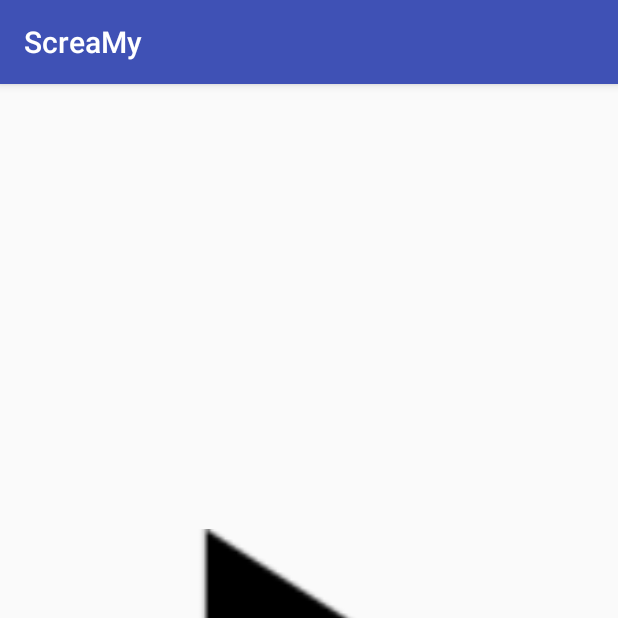
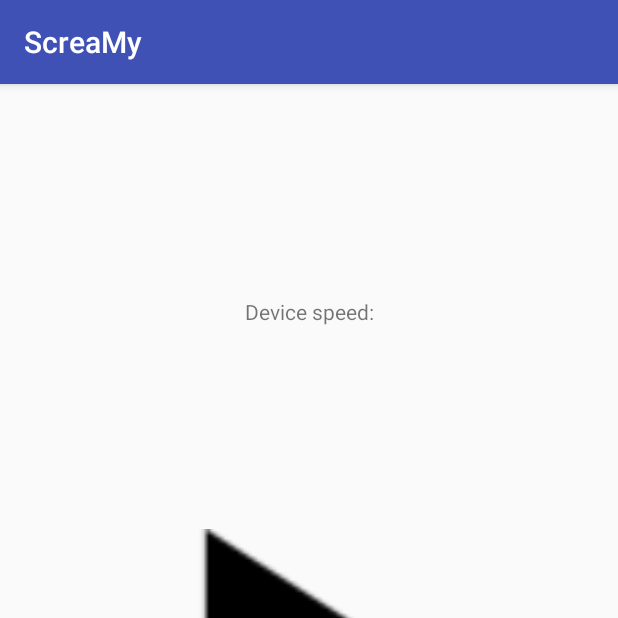
Before and after one commit to gergesh/screamy, an Android app: the screen it shows after launch (MainActivity), on a phone screen of 412 x 824 dp, the top half of it. Run offline under Robolectric (Android 15) with nearby library versions, the phone set to English and light mode, and no system bars.

Commit message:
Add speedometer

```diff
--- a/app/src/main/java/com/screamy/MainActivity.java
+++ b/app/src/main/java/com/screamy/MainActivity.java
@@ -3,36 +3,42 @@ package com.screamy;
 import android.app.ActivityManager;
 import android.content.Context;
 import android.content.Intent;
-import android.content.SharedPreferences;
 import android.hardware.Sensor;
 import android.hardware.SensorEvent;
 import android.hardware.SensorEventListener;
 import android.hardware.SensorManager;
 import android.media.MediaPlayer;
-import android.preference.PreferenceManager;
+import android.os.Bundle;
 import android.support.v7.app.AppCompatActivity;
-import android.os.Bundle;
-import android.hardware.Sensor;
-import android.hardware.SensorEvent;
-import android.util.Log;
 import android.view.View;
 import android.widget.ImageButton;
-import android.widget.Toast;
+import android.widget.TextView;
 
-public class MainActivity extends AppCompatActivity implements View.OnClickListener {
-    ImageButton toggleButton;
+public class MainActivity extends AppCompatActivity implements View.OnClickListener, SensorEventListener {
+    private ImageButton toggleButton;
+    private SensorManager senSensorManager;
+    private Sensor senAccelerometer;
+    private long lastUpdate = 0;
+    private float last_x, last_y, last_z;
+    TextView speedTextView;
+
 
     @Override
     protected void onCreate(Bundle savedInstanceState) {
         super.onCreate(savedInstanceState);
         setContentView(R.layout.activity_main);
+        speedTextView = (TextView) findViewById(R.id.speed_text_view);
         toggleButton = (ImageButton) findViewById(R.id.toggle_image_button);
-        toggleButton.setOnClickListener(this);
+        if (toggleButton != null) {
+            toggleButton.setOnClickListener(this);
+        }
         if (isScreamyServiceRunning()) {
             toggleButton.setImageResource(R.drawable.stop_button);
         } else {
             toggleButton.setImageResource(R.drawable.play_arrow);
         }
+        senSensorManager = (SensorManager) getSystemService(Context.SENSOR_SERVICE);
+        senAccelerometer = senSensorManager.getDefaultSensor(Sensor.TYPE_ACCELEROMETER);
     }
 
     @Override
@@ -51,6 +57,18 @@ public class MainActivity extends AppCompatActivity implements View.OnClickListe
         }
     }
 
+    @Override
+    protected void onResume() {
+        super.onResume();
+        senSensorManager.registerListener(this, senAccelerometer, SensorManager.SENSOR_DELAY_NORMAL);
+    }
+
+    @Override
+    protected void onPause() {
+        senSensorManager.unregisterListener(this);
+        super.onPause();
+    }
+
     private boolean isScreamyServiceRunning() {
         ActivityManager manager = (ActivityManager) getSystemService(ACTIVITY_SERVICE);
         for (ActivityManager.RunningServiceInfo service : manager.getRunningServices(Integer.MAX_VALUE)) {
@@ -60,4 +78,32 @@ public class MainActivity extends AppCompatActivity implements View.OnClickListe
         }
         return false;
     }
+
+    @Override
+    public void onSensorChanged(SensorEvent event) {
+        Sensor mySensor = event.sensor;
+
+        if (mySensor.getType() == Sensor.TYPE_ACCELEROMETER) {
+            float x = event.values[0];
+            float y = event.values[1];
+            float z = event.values[2];
+
+            long curTime = System.currentTimeMillis();
+
+            if ((curTime - lastUpdate) > 100) {
+                long diffTime = (curTime - lastUpdate);
+                lastUpdate = curTime;
+                float speed = Math.abs(x + y + z - last_x - last_y - last_z) / diffTime * 10000;
+                speedTextView.append("" + speed);
+            }
+            last_x = x;
+            last_y = y;
+            last_z = z;
+        }
+    }
+
+    @Override
+    public void onAccuracyChanged(Sensor sensor, int accuracy) {
+
+    }
 }
--- a/app/src/main/java/com/screamy/ScreamyService.java
+++ b/app/src/main/java/com/screamy/ScreamyService.java
@@ -12,7 +12,6 @@ import android.os.IBinder;
 
 public class ScreamyService extends Service implements SensorEventListener {
     private SensorManager senSensorManager;
-    private Sensor senAccelerometer;
 
     private long lastUpdate = 0;
     private float last_x, last_y, last_z;
@@ -28,7 +27,7 @@ public class ScreamyService extends Service implements SensorEventListener {
     public void onCreate() {
         super.onCreate();
         senSensorManager = (SensorManager) getSystemService(Context.SENSOR_SERVICE);
-        senAccelerometer = senSensorManager.getDefaultSensor(Sensor.TYPE_ACCELEROMETER);
+        Sensor senAccelerometer = senSensorManager.getDefaultSensor(Sensor.TYPE_ACCELEROMETER);
         senSensorManager.registerListener(this, senAccelerometer, SensorManager.SENSOR_DELAY_NORMAL);
     }
 
--- a/app/src/main/res/layout/activity_main.xml
+++ b/app/src/main/res/layout/activity_main.xml
@@ -11,6 +11,23 @@
     app:layout_constraintRight_toRightOf="@+id/activity_main"
     tools:layout_constraintRight_creator="0">
 
+ <TextView
+     android:layout_width="wrap_content"
+     android:layout_height="wrap_content"
+     android:text="@string/device_speed"
+     tools:layout_editor_absoluteX="137dp"
+     tools:layout_editor_absoluteY="93dp"
+     android:id="@+id/speed_text_view"
+     app:layout_constraintLeft_toLeftOf="@+id/activity_main"
+     tools:layout_constraintLeft_creator="0"
+     app:layout_constraintTop_toTopOf="@+id/activity_main"
+     tools:layout_constraintTop_creator="0"
+     app:layout_constraintRight_toRightOf="@+id/activity_main"
+     tools:layout_constraintRight_creator="0"
+     app:layout_constraintBottom_toBottomOf="@+id/activity_main"
+     tools:layout_constraintBottom_creator="0"
+     app:layout_constraintVertical_bias="0.19" />
+
  <ImageButton
      android:src="@drawable/stop_button"
      android:layout_width="236dp"
@@ -20,6 +37,7 @@
      android:id="@+id/toggle_image_button"
      android:scaleType="fitCenter"
      android:background="@null"
+     android:contentDescription="@string/toggle_scream_button"
      app:layout_constraintLeft_toLeftOf="@+id/activity_main"
      tools:layout_constraintLeft_creator="0"
      app:layout_constraintTop_toTopOf="@+id/activity_main"
@@ -27,6 +45,5 @@
      app:layout_constraintRight_toRightOf="@+id/activity_main"
      tools:layout_constraintRight_creator="0"
      app:layout_constraintBottom_toBottomOf="@+id/activity_main"
-     tools:layout_constraintBottom_creator="0"
-     android:contentDescription="@string/toggle_scream_button" />
+     tools:layout_constraintBottom_creator="0" />
 </android.support.constraint.ConstraintLayout>
--- a/app/src/main/res/values/strings.xml
+++ b/app/src/main/res/values/strings.xml
@@ -2,4 +2,5 @@
     <string name="app_name">ScreaMy</string>
     <string name="play_button">Play</string>
     <string name="toggle_scream_button">toggle scream button</string>
+    <string name="device_speed">Device speed:</string>
 </resources>
```
